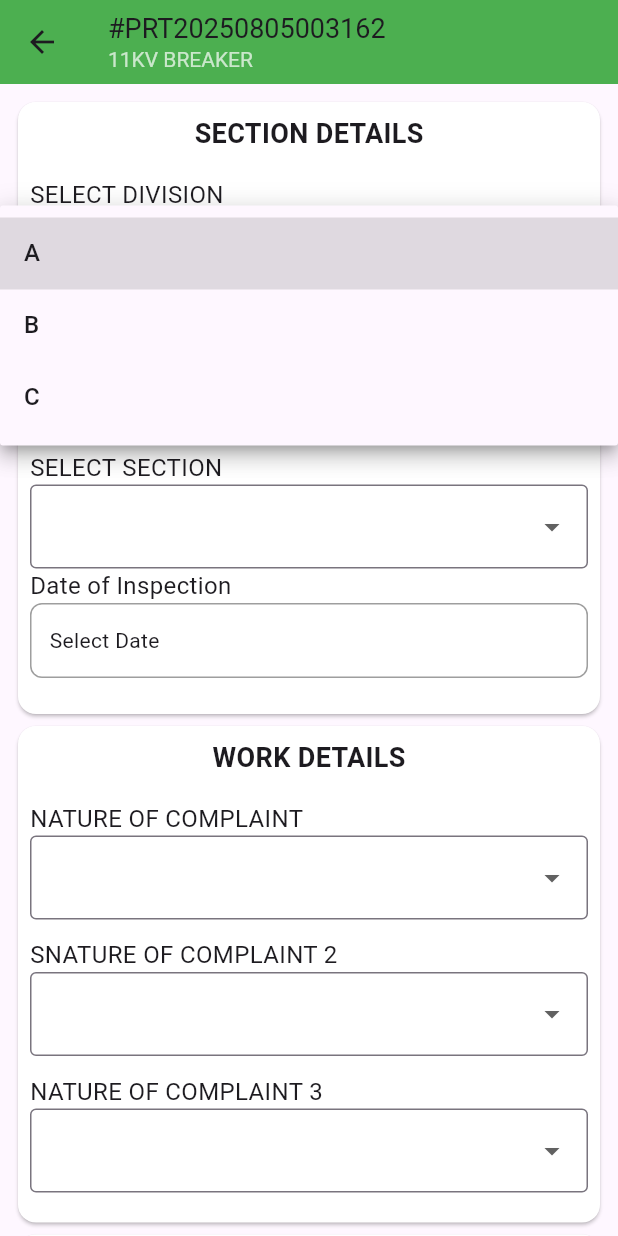
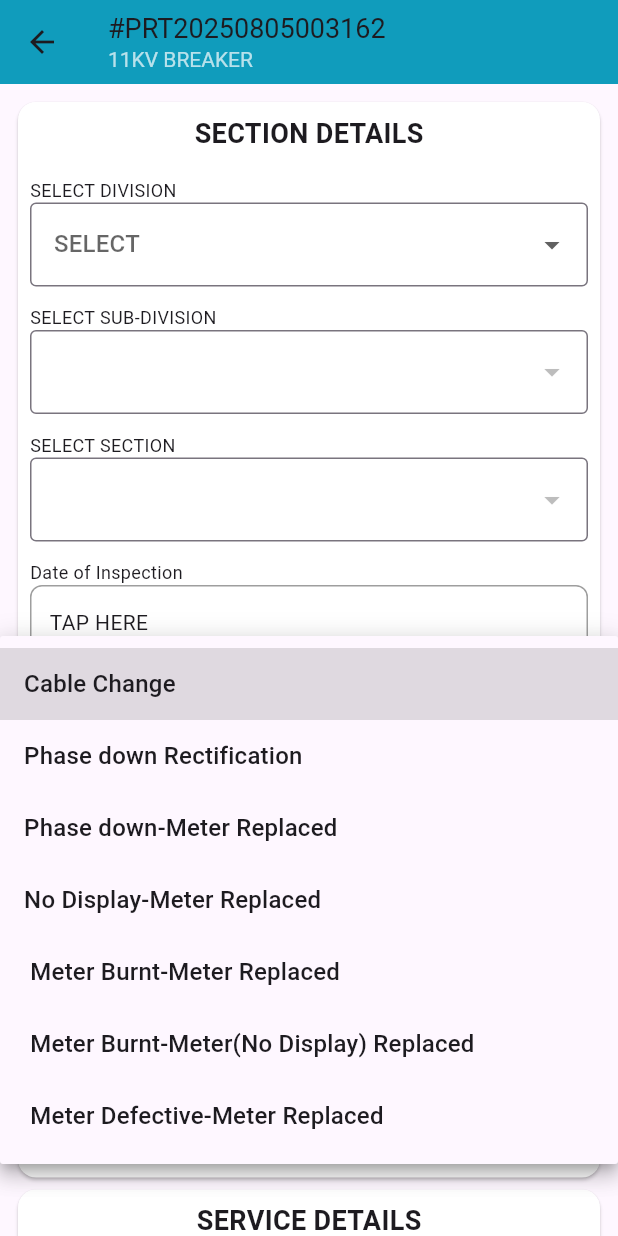
Before and after one commit to UpendarAnalogue/CT_METERS, a Flutter app: the screen it shows after launch, after a tap on the "arrow drop down" icon, on a phone screen of 412 x 824 dp. Run offline on Flutter 3.47's test engine with Material 3 defaults, Android fonts, the phone set to English and light mode, and no system bars.

Commit message:
latest commited

```diff
--- a/lib/screens/screen1.dart
+++ b/lib/screens/screen1.dart
@@ -1,4 +1,7 @@
+import 'dart:core';
+
 import 'package:flutter/material.dart';
+// import 'package:dropdown_search/dropdown_search.dart';
 
 class Screen1 extends StatefulWidget {
   const Screen1({super.key});
@@ -10,7 +13,7 @@ class Screen1 extends StatefulWidget {
 class _Screen1State extends State<Screen1> {
   String? selectedDivision;
   String? selectedSubDivision;
-  String? selectedStatus;
+  String? selectedSection;
   DateTime? selectedDate;
 
   String? selectedComplaint1;
@@ -20,6 +23,18 @@ class _Screen1State extends State<Screen1> {
   String? selectmeterctratio;
   String? selectmetermakename;
   String? selectMeterWarranty;
+
+  //for dropdown code
+  List<String> selectDivision = ["SELECT","HANAMKONDA TOWN", "HANAMKONDA RURAL"];
+  List<String> selectSubDivision = ["SELECT","KAZIPET", "HANAMKONDA", "NAYEEMANAGAR"];
+  List<String> selectSection = ["SELECT",
+    "NIT",
+    "MADIKONDA",
+    "KAZIPET",
+    "KADIPIKONDA",
+    "WADDEPALLY",
+  ];
+  //
 
   Future<void> _pickDate() async {
     DateTime? picked = await showDatePicker(
@@ -36,6 +51,13 @@ class _Screen1State extends State<Screen1> {
     }
   }
 
+  @override
+  void initState() {
+    super.initState();
+    selectedComplaint3 = "Not Applicable";
+    selectedComplaint2 = "Not Applicable";
+  }
+
   bool isChecked = false;
 
   @override
@@ -46,7 +68,7 @@ class _Screen1State extends State<Screen1> {
           icon: const Icon(Icons.arrow_back),
           onPressed: () => Navigator.pop(context),
         ),
-        backgroundColor: Colors.green,
+        backgroundColor: const Color.fromARGB(255, 16, 156, 188),
         title: Column(
           crossAxisAlignment: CrossAxisAlignment.start,
           children: const [
@@ -85,27 +107,30 @@ class _Screen1State extends State<Screen1> {
                         children: [
                           const Text(
                             "SELECT DIVISION",
-                            style: TextStyle(fontSize: 16),
+                            style: TextStyle(fontSize: 12),
                           ),
                         ],
                       ),
+
                       DropdownButtonFormField<String>(
                         value: selectedDivision,
                         decoration: const InputDecoration(
-                          labelStyle: TextStyle(color: Colors.red),
                           border: OutlineInputBorder(),
                         ),
-                        items: ["A", "B", "C"]
+                        hint: const Text("SELECT"), // placeholder
+                        items: selectDivision
                             .map(
-                              (div) => DropdownMenuItem(
-                                value: div,
-                                child: Text(div),
+                              (item) => DropdownMenuItem(
+                                value: item,
+                                child: Text(item),
                               ),
                             )
                             .toList(),
                         onChanged: (value) {
                           setState(() {
                             selectedDivision = value;
+                            selectedSubDivision = selectSubDivision[0]; // reset next
+                            selectedSection = null; // reset third
                           });
                         },
                       ),
@@ -117,27 +142,31 @@ class _Screen1State extends State<Screen1> {
                         children: [
                           const Text(
                             "SELECT SUB-DIVISION",
-                            style: TextStyle(fontSize: 16),
+                            style: TextStyle(fontSize: 12),
                           ),
                         ],
                       ),
+
                       DropdownButtonFormField<String>(
                         value: selectedSubDivision,
                         decoration: const InputDecoration(
-                          labelStyle: TextStyle(color: Colors.red),
                           border: OutlineInputBorder(),
                         ),
-                        items: ["North", "South", "East"]
+                        // hint: const Text("Select"), // placeholder
+                        items: selectSubDivision
                             .map(
-                              (sub) => DropdownMenuItem(
-                                value: sub,
-                                child: Text(sub),
+                              (item) => DropdownMenuItem(
+                                value: item,
+                                child: Text(item),
                               ),
                             )
                             .toList(),
-                        onChanged: (value) {
+                        onChanged: selectedDivision == null
+                            ? null // disabled until division selected
+                            : (value) {
                                 setState(() {
                                   selectedSubDivision = value;
+                                  selectedSection = selectSection[0]; // reset next
                                 });
                               },
                       ),
@@ -149,36 +178,41 @@ class _Screen1State extends State<Screen1> {
                         children: [
                           const Text(
                             "SELECT SECTION",
-                            style: TextStyle(fontSize: 16),
+                            style: TextStyle(fontSize: 12),
                           ),
                         ],
                       ),
+
                       DropdownButtonFormField<String>(
-                        value: selectedStatus,
+                        value: selectedSection,
                         decoration: const InputDecoration(
-                          labelStyle: TextStyle(color: Colors.red),
                           border: OutlineInputBorder(),
                         ),
-                        items: ["Active", "Inactive"]
+                        // hint: const Text("Select"), // placeholder
+                        items: selectSection
                             .map(
-                              (status) => DropdownMenuItem(
-                                value: status,
-                                child: Text(status),
+                              (item) => DropdownMenuItem(
+                                value: item,
+                                child: Text(item),
                               ),
                             )
                             .toList(),
-                        onChanged: (value) {
+                        onChanged: selectedSubDivision == null
+                            ? null // disabled until sub-division selected
+                            : (value) {
                                 setState(() {
-                            selectedStatus = value;
+                                  selectedSection = value;
                                 });
                               },
                       ),
+                      const SizedBox(height: 12),
+
                       Row(
                         mainAxisAlignment: MainAxisAlignment.start,
                         children: [
                           const Text(
                             "Date of Inspection",
-                            style: TextStyle(fontSize: 16),
+                            style: TextStyle(fontSize: 12),
                           ),
                         ],
                       ),
@@ -196,8 +230,8 @@ class _Screen1State extends State<Screen1> {
                           ),
                           child: Text(
                             selectedDate != null
-                                ? "${selectedDate!.day}-${selectedDate!.month}-${selectedDate!.year}"
-                                : "Select Date",
+                                ? "${selectedDate!.day}/${selectedDate!.month}/${selectedDate!.year}"
+                                : "TAP HERE",
                             style: const TextStyle(fontSize: 14),
                           ),
                         ),
@@ -231,7 +265,7 @@ class _Screen1State extends State<Screen1> {
                         children: [
                           const Text(
                             "NATURE OF COMPLAINT",
-                            style: TextStyle(fontSize: 16),
+                            style: TextStyle(fontSize: 12),
                           ),
                         ],
                       ),
@@ -271,8 +305,8 @@ class _Screen1State extends State<Screen1> {
                         mainAxisAlignment: MainAxisAlignment.start,
                         children: [
                           const Text(
-                            "SNATURE OF COMPLAINT 2",
-                            style: TextStyle(fontSize: 16),
+                            "NATURE OF COMPLAINT 2",
+                            style: TextStyle(fontSize: 12),
                           ),
                         ],
                       ),
@@ -314,7 +348,7 @@ class _Screen1State extends State<Screen1> {
                         children: [
                           const Text(
                             "NATURE OF COMPLAINT 3",
-                            style: TextStyle(fontSize: 16),
+                            style: TextStyle(fontSize: 12),
                           ),
                         ],
                       ),
@@ -375,10 +409,11 @@ class _Screen1State extends State<Screen1> {
                         children: [
                           const Text(
                             "SERVICE NO",
-                            style: TextStyle(fontSize: 16),
+                            style: TextStyle(fontSize: 12),
                           ),
                         ],
                       ),
+
                       Row(
                         children: [
                           Expanded(
@@ -424,6 +459,7 @@ class _Screen1State extends State<Screen1> {
                           ),
                         ],
                       ),
+
                       Divider(
                         color: Colors.grey.shade300, // light grey line
                         thickness: 1, // line thickness
@@ -519,7 +555,7 @@ class _Screen1State extends State<Screen1> {
                         children: [
                           const Text(
                             "METER MAKE",
-                            style: TextStyle(fontSize: 16),
+                            style: TextStyle(fontSize: 12),
                           ),
                         ],
                       ),
@@ -548,7 +584,7 @@ class _Screen1State extends State<Screen1> {
                         children: [
                           const Text(
                             "METER SERIAL NO",
-                            style: TextStyle(fontSize: 16),
+                            style: TextStyle(fontSize: 12),
                           ),
                         ],
                       ),
@@ -562,9 +598,6 @@ class _Screen1State extends State<Screen1> {
                         },
                       ),
 
-                      // Sub-Division Dropdown
-
-                      // Status Dropdown
                       const SizedBox(height: 12),
                     ],
                   ),
@@ -595,7 +628,7 @@ class _Screen1State extends State<Screen1> {
                         children: [
                           const Text(
                             "METER MAKE",
-                            style: TextStyle(fontSize: 16),
+                            style: TextStyle(fontSize: 12),
                           ),
                         ],
                       ),
@@ -624,7 +657,7 @@ class _Screen1State extends State<Screen1> {
                         children: [
                           const Text(
                             "METER SERIAL NO",
-                            style: TextStyle(fontSize: 16),
+                            style: TextStyle(fontSize: 12),
                           ),
                         ],
                       ),
@@ -643,7 +676,7 @@ class _Screen1State extends State<Screen1> {
                         children: [
                           const Text(
                             "METER CT RATIO",
-                            style: TextStyle(fontSize: 16),
+                            style: TextStyle(fontSize: 12),
                           ),
                         ],
                       ),
@@ -672,7 +705,7 @@ class _Screen1State extends State<Screen1> {
                         children: [
                           const Text(
                             "METER WARRANTY",
-                            style: TextStyle(fontSize: 16),
+                            style: TextStyle(fontSize: 12),
                           ),
                         ],
                       ),
@@ -701,7 +734,7 @@ class _Screen1State extends State<Screen1> {
                         children: [
                           const Text(
                             "METER PO NO",
-                            style: TextStyle(fontSize: 16),
+                            style: TextStyle(fontSize: 12),
                           ),
                         ],
                       ),
@@ -720,7 +753,7 @@ class _Screen1State extends State<Screen1> {
                         children: [
                           const Text(
                             "PO MONTH YEAR(MM/YY)",
-                            style: TextStyle(fontSize: 16, color: Colors.red),
+                            style: TextStyle(fontSize: 12, color: Colors.red),
                           ),
                           const SizedBox(
                             width: 10,
@@ -966,13 +999,13 @@ class _Screen1State extends State<Screen1> {
                           fontWeight: FontWeight.bold,
                         ),
                       ),
-                      const SizedBox(height: 40),
+                      const SizedBox(height: 20),
                       Row(
                         mainAxisAlignment: MainAxisAlignment.start,
                         children: [
                           const Text(
                             "REMARKS",
-                            style: TextStyle(fontSize: 16, color: Colors.red),
+                            style: TextStyle(fontSize: 12, color: Colors.red),
                           ),
                         ],
                       ),
@@ -995,7 +1028,22 @@ class _Screen1State extends State<Screen1> {
                   ),
                 ),
               ),
-              //remarks end here
+
+              const SizedBox(height: 20),
+
+              Container(
+                height: 60,
+                width: double.infinity,
+                color: Colors.red,
+
+                // decoration:BoxDecoration(
+                //   borderRadius: BorderRadius.circular(2),
+                // ),
+                child: TextButton(
+                  onPressed: () {},
+                  child: Text("Submit", style: TextStyle(color: Colors.white)),
+                ),
+              ),
             ],
           ),
         ),
```
Lines whose indentation alone changed are shown as unchanged.
